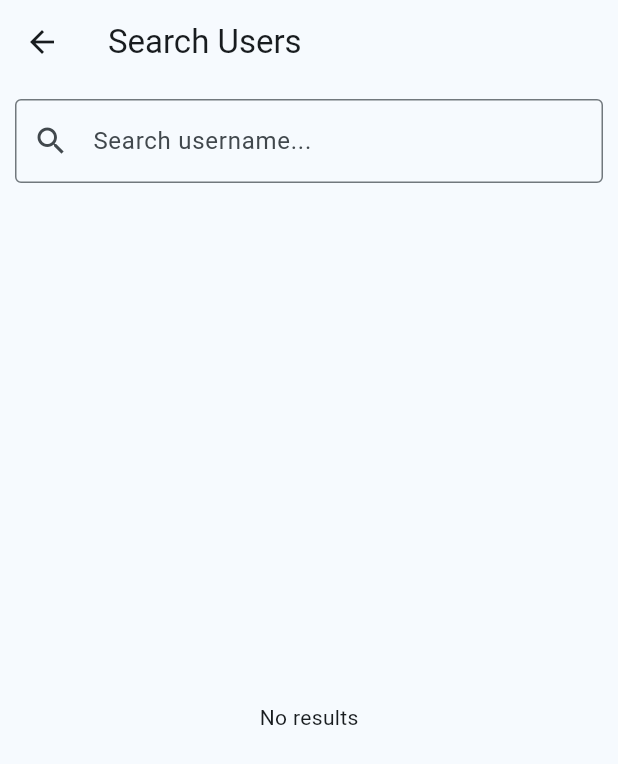
After one commit to SofiaTerracciano/Triplo, a Flutter app: the screen it shows after launch, after a tap on "🔍 Cerca utenti", on a phone screen of 412 x 824 dp. The commit adds this screen. Shown: the top 764 px of the screen. Run offline on Flutter 3.47's test engine with Material 3 defaults, Android fonts, the phone set to English and light mode, and no system bars; our stand-ins replace cloud_firestore, firebase_auth, firebase_core, firebase_storage, flutter_dotenv, flutter_map and 4 more; missing offline and left inert: flutter_map_cancellable_tile_provider, flutter_map_tappable_polyline; accounts and stored records are empty; generated files the repository leaves out were written again; network calls fail.

Commit message:
fix login, added null map methods, load diaries trekkings on user page from db, add user_index  add user search page

```diff
--- a/triplo/lib/controller/trekking.dart
+++ b/triplo/lib/controller/trekking.dart
@@ -26,7 +26,7 @@ class TrekkingController extends ChangeNotifier {
 
     // Fetch trekking documents from Firestore
     final snap = await _db
-        .collection('trekkings') // andrà messo trekking
+        .collection('trekking') // andrà messo trekking
         .get();
 
     // Map documents to Trekking objects and store in the list --> this function create a
--- a/triplo/lib/main.dart
+++ b/triplo/lib/main.dart
@@ -1,6 +1,7 @@
 import 'package:flutter/material.dart';
 import 'package:flutter_dotenv/flutter_dotenv.dart';
 import 'package:firebase_core/firebase_core.dart';
+import 'package:triplo/pages/user-page-public.dart';
 import 'firebase_options.dart';
 
 import 'package:flutter_localizations/flutter_localizations.dart';
@@ -121,7 +122,18 @@ class _MyAppState extends State<MyApp> {
 
           // bottone per caricare i punti di un trekking
           '/admin_upload': (context) => const AdminUploadPage(),
-        },
+
+            "/userProfileRemote": (context) => UserPagePublic(
+              userId: ModalRoute.of(context)!.settings.arguments as String,
+              diaryController: diaryController,
+              trekkingController: trekkingController,
+              userController: userController,
+              onLocaleChanged: (l) {},
+            ),
+          },
+
+
+
       ),
     );
   }
--- a/triplo/lib/pages/diary-page.dart
+++ b/triplo/lib/pages/diary-page.dart
@@ -10,14 +10,18 @@ import 'package:triplo/model/user.dart';
 import 'package:triplo/pages/change-diary-page.dart';
 import 'package:triplo/pages/user-page-public.dart';
 import '../controller/diary.dart';
+import '../controller/trekking.dart';
+import '../controller/user.dart';
+
+
 
 class DiaryPage extends StatefulWidget {
+
   final DiaryController diaryController;
   final UserController userController;
   final TrekkingController trekkingController;
   final String diaryId;
   final void Function(Locale) onLocaleChanged;
-
   DiaryPage({
     super.key,
     required this.diaryId,
--- a/triplo/lib/pages/landing_page/landing_page.dart
+++ b/triplo/lib/pages/landing_page/landing_page.dart
@@ -20,6 +20,10 @@ import 'package:triplo/update_points.dart';
 import 'package:triplo/controller/trekking.dart';
 import 'package:triplo/controller/diary.dart';
 import 'package:triplo/controller/user.dart';
+
+
+import '../../update_user_index.dart';
+import '../user_search_page/user_search_page.dart';
 
 class Landing_Page extends StatefulWidget {
   final TrekkingController trekkingController;
@@ -116,6 +120,23 @@ class _Landing_PageState extends State<Landing_Page> {
               );
             },
           ),
+          ElevatedButton(
+            child: Text("🔍 Cerca utenti"),
+            onPressed: () {
+              Navigator.push(
+                context,
+                MaterialPageRoute(
+                  builder: (_) => UserSearchPage(
+                    userController: widget.userController, // <- PRIMA MANCAVA
+                  ),
+                ),
+              );
+            },
+          ),
+          ElevatedButton(
+            onPressed: () => updateUsersIndex(),
+            child: Text("Update Users Index"),
+          ),
         ],
       ),
     );
--- a/triplo/lib/pages/login_page/LoginPage.dart
+++ b/triplo/lib/pages/login_page/LoginPage.dart
@@ -61,7 +61,6 @@ class _LoginPageState extends State<LoginPage> {
     }
 
     final controller = Provider.of<UserController>(context, listen: false);
-
     try {
       await controller.login(email, password);
       final uid = controller.currentUser!.uid;
--- /dev/null
+++ b/triplo/lib/pages/user_search_page/user_search_page.dart
@@ -0,0 +1,76 @@
+import 'package:flutter/material.dart';
+import '../../controller/user.dart';
+import '../../model/user.dart';
+
+class UserSearchPage extends StatefulWidget {
+  final UserController userController;
+
+  const UserSearchPage({super.key, required this.userController});
+
+  @override
+  State<UserSearchPage> createState() => _UserSearchPageState();
+}
+
+class _UserSearchPageState extends State<UserSearchPage> {
+  final TextEditingController _ctrl = TextEditingController();
+  List<Users> results = [];
+  bool loading = false;
+
+  Future<void> runSearch(String query) async {
+    if (query.isEmpty) {
+      setState(() => results = []);
+      return;
+    }
+
+    setState(() => loading = true);
+
+    results = await widget.userController.searchUsers(query);
+
+    setState(() => loading = false);
+  }
+
+  @override
+  Widget build(BuildContext context) {
+    return Scaffold(
+      appBar: AppBar(title: Text("Search Users")),
+      body: Column(
+        children: [
+          Padding(
+            padding: const EdgeInsets.all(10),
+            child: TextField(
+              controller: _ctrl,
+              onChanged: runSearch,
+              decoration: InputDecoration(
+                hintText: "Search username...",
+                prefixIcon: Icon(Icons.search),
+                border: OutlineInputBorder(),
+              ),
+            ),
+          ),
+
+          Expanded(
+            child: loading
+                ? Center(child: CircularProgressIndicator())
+                : results.isEmpty
+                ? Center(child: Text("No results"))
+                : ListView.builder(
+              itemCount: results.length,
+              itemBuilder: (context, i) {
+                final u = results[i];
+                return ListTile(
+                  title: Text(u.username),
+                  subtitle: Text(u.email),
+                  onTap: () {
+                    Navigator.pushNamed(context, "/userProfileRemote",
+                      arguments: u.uid,
+                    );
+                  },
+                );
+              },
+            ),
+          )
+        ],
+      ),
+    );
+  }
+}
--- /dev/null
+++ b/triplo/lib/update_user_index.dart
@@ -0,0 +1,35 @@
+import 'package:cloud_firestore/cloud_firestore.dart';
+import 'package:flutter/foundation.dart';
+
+Future<void> updateUsersIndex() async {
+  final db = FirebaseFirestore.instance;
+  final snap = await db.collection("users").get();
+
+  for (final doc in snap.docs) {
+    final data = doc.data();
+    final uid = doc.id;
+    final username = (data["Username"] ?? data["username"] ?? "") as String;
+
+    if (username.isEmpty) {
+      if (kDebugMode) {
+        print("user $uid senza Username, salto");
+      }
+      continue;
+    }
+
+    try {
+      await db.collection("users_index").doc(uid).set({
+        "uid": uid,
+        "username": username,
+        "normalized": username.toLowerCase(),
+      });
+      if (kDebugMode) print("indicizzato $username ($uid)");
+    } catch (e, st) {
+      if (kDebugMode) {
+        print("errore indicizzando $uid: $e\n$st");
+      }
+    }
+  }
+
+  if (kDebugMode) print("Update users_index completato");
+}
```
Also changed, not shown: triplo/lib/controller/user.dart (+176 -14 lines), triplo/lib/model/diary.dart (+25 -6 lines), triplo/lib/model/trekking.dart (+51 -22 lines), triplo/lib/model/user.dart (+31 -11 lines), triplo/lib/pages/user-page.dart (+45 -0 lines), triplo/pubspec.lock.
